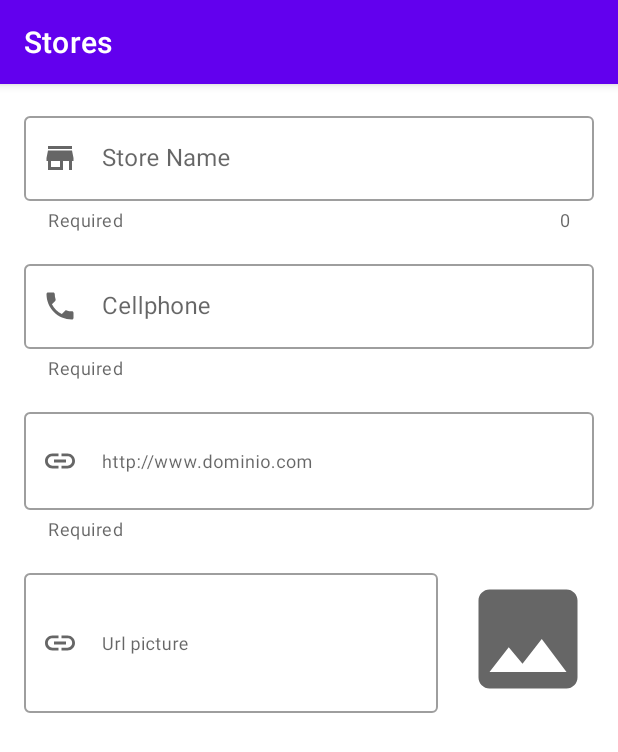
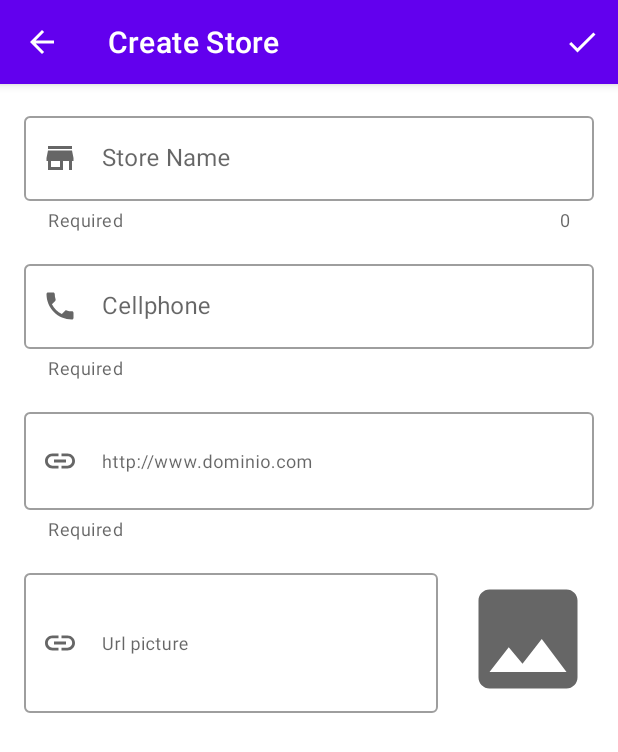
Before and after one commit to escalantedanny/store_picture, an Android app: the screen it shows after launch (MainActivity), after a tap on "Crear Tienda", on a phone screen of 412 x 824 dp. Shown: the top 752 px of the screen. Run offline under Robolectric (Android 15) with nearby library versions, the phone set to English and light mode, and no system bars; our stand-ins replace Room's generated code; libraries missing offline, so code that uses them is left out: org.jetbrains.anko; 1 statement that could not run was skipped.

Commit message:
move floating action button and nav bar android

```diff
--- a/app/src/main/java/com/descalante/storepicture/EditStoreFragment.kt
+++ b/app/src/main/java/com/descalante/storepicture/EditStoreFragment.kt
@@ -1,20 +1,66 @@
 package com.descalante.storepicture
 
 import android.os.Bundle
+import android.view.*
 import androidx.fragment.app.Fragment
-import android.view.LayoutInflater
-import android.view.View
-import android.view.ViewGroup
 import com.descalante.storepicture.databinding.FragmentEditStoreBinding
+import com.google.android.material.snackbar.Snackbar
 
 class EditStoreFragment : Fragment() {
 
     private lateinit var mBinding: FragmentEditStoreBinding
 
+    private var mActivity: MainActivity? = null
+
+    /**
+     * vicula la vista
+     */
     override fun onCreateView(inflater: LayoutInflater, container: ViewGroup?,
         savedInstanceState: Bundle?): View? {
         mBinding = FragmentEditStoreBinding.inflate(inflater, container, false)
         return mBinding.root
     }
 
+    /**
+     * cuando se a creado la vista por completo
+     */
+    override fun onViewCreated(view: View, savedInstanceState: Bundle?) {
+        super.onViewCreated(view, savedInstanceState)
+
+
+        mActivity = activity as? MainActivity
+        mActivity?.supportActionBar?.setDisplayHomeAsUpEnabled(true)
+        mActivity?.supportActionBar?.title = getString(R.string.edit_store_title_add)
+
+        setHasOptionsMenu(true)
+
+    }
+
+    override fun onCreateOptionsMenu(menu: Menu, inflater: MenuInflater) {
+        inflater.inflate(R.menu.menu_save, menu)
+        super.onCreateOptionsMenu(menu, inflater)
+    }
+
+    override fun onOptionsItemSelected(item: MenuItem): Boolean {
+        return when(item.itemId){
+            android.R.id.home -> {
+                mActivity?.onBackPressed()
+                true
+            } R.id.action_save -> {
+                Snackbar.make(mBinding.root, getString(R.string.message_add_store), Snackbar.LENGTH_LONG).show()
+                true
+            } else -> {
+                super.onOptionsItemSelected(item)
+            }
+        }
+    }
+
+    override fun onDestroy() {
+        mActivity?.supportActionBar?.setDisplayHomeAsUpEnabled(false)
+        mActivity?.supportActionBar?.title = getString(R.string.app_name)
+        mActivity?.hideFab(true)
+        setHasOptionsMenu(false)
+        super.onDestroy()
+    }
+
 }
--- a/app/src/main/java/com/descalante/storepicture/MainActivity.kt
+++ b/app/src/main/java/com/descalante/storepicture/MainActivity.kt
@@ -9,13 +9,14 @@ import androidx.recyclerview.widget.GridLayoutManager
 import com.descalante.storepicture.adapters.StoreAdapter
 import com.descalante.storepicture.entity.Store
 import com.descalante.storepicture.databinding.ActivityMainBinding
+import com.descalante.storepicture.interfaces.MainAux
 import com.descalante.storepicture.interfaces.OnClickListener
 import org.jetbrains.anko.doAsync
 import org.jetbrains.anko.uiThread
 import java.text.SimpleDateFormat
 import java.util.*
 
-class MainActivity : AppCompatActivity(), OnClickListener {
+class MainActivity : AppCompatActivity(), OnClickListener, MainAux {
 
     private lateinit var mBinding : ActivityMainBinding
     @SuppressLint("SimpleDateFormat")
@@ -59,9 +60,10 @@ class MainActivity : AppCompatActivity(), OnClickListener {
         val fragmentTransaction = fragmentManager.beginTransaction()
 
         fragmentTransaction.add(R.id.containerMain, fragmentEdit)
+        fragmentTransaction.addToBackStack(null)
         fragmentTransaction.commit()
 
-        mBinding.fab.hide()
+        hideFab()
     }
 
     override fun setupRecyclerView() {
@@ -102,4 +104,12 @@ class MainActivity : AppCompatActivity(), OnClickListener {
             }
         }
     }
+
+    /**
+     * Interface MainAux
+     */
+    override fun hideFab(aux: Boolean) {
+        if(aux) mBinding.fab.show() else mBinding.fab.hide()
+
+    }
 }
--- /dev/null
+++ b/app/src/main/java/com/descalante/storepicture/interfaces/MainAux.kt
@@ -0,0 +1,5 @@
+package com.descalante.storepicture.interfaces
+
+interface MainAux {
+    fun hideFab(aux:Boolean = false)
+}
--- /dev/null
+++ b/app/src/main/res/drawable/ic_check.xml
@@ -0,0 +1,10 @@
+<vector xmlns:android="http://schemas.android.com/apk/res/android"
+    android:width="24dp"
+    android:height="24dp"
+    android:viewportWidth="24"
+    android:viewportHeight="24"
+    android:tint="?attr/colorControlNormal">
+  <path
+      android:fillColor="@android:color/white"
+      android:pathData="M9,16.17L4.83,12l-1.42,1.41L9,19 21,7l-1.41,-1.41z"/>
+</vector>
--- /dev/null
+++ b/app/src/main/res/menu/menu_save.xml
@@ -0,0 +1,11 @@
+<?xml version="1.0" encoding="utf-8"?>
+<menu xmlns:android="http://schemas.android.com/apk/res/android"
+    xmlns:app="http://schemas.android.com/apk/res-auto">
+
+    <item
+        android:id="@+id/action_save"
+        android:title="@string/menu_save"
+        android:icon="@drawable/ic_check"
+        app:showAsAction="ifRoom"/>
+
+</menu>
--- a/app/src/main/res/values/strings.xml
+++ b/app/src/main/res/values/strings.xml
@@ -9,4 +9,7 @@
     <string name="hint_phone">Cellphone</string>
     <string name="website_name">http://www.dominio.com</string>
     <string name="Url_picture">Url picture</string>
+    <string name="edit_store_title_add">Create Store</string>
+    <string name="menu_save">Save</string>
+    <string name="message_add_store">store added successfully</string>
 </resources>
```
Also changed, not shown: app/src/main/res/drawable/ic_save.xml (added, +10 -0 lines).
